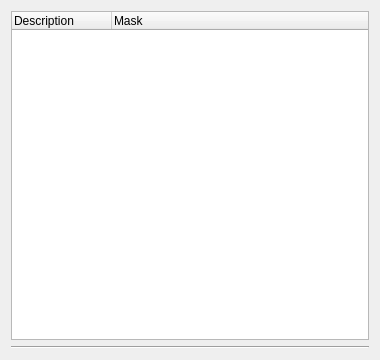
Qt form src/UnitManager_Tabs/AssociationsDialog.ui (TeamKami/KamiCmd) before a commit.
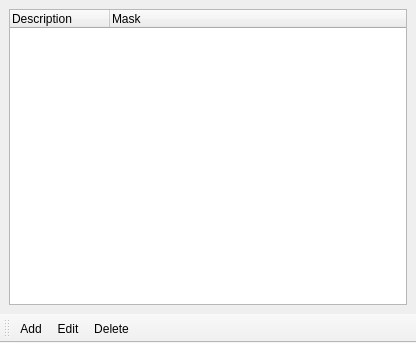
The same form after that commit.

Commit message: [-] Fixed rather old and very annoying bug with focus after closing tab [+] AssociationsDialog and ActionsDialog actions are added to ui and cleaned up [*] AssociationsDialog migrated to QMainWindow [+] Added actions for UnitManager_Tabs for switching tabs forward/backward [+] ActionsManager::UnregisterActions

```diff
--- a/src/UnitManager_Tabs/AssociationsDialog.ui
+++ b/src/UnitManager_Tabs/AssociationsDialog.ui
@@ -1,18 +1,19 @@
 <ui version="4.0" >
  <class>AssociationsDialogClass</class>
- <widget class="QDialog" name="AssociationsDialogClass" >
-  <property name="geometry" >
+ <widget class="QMainWindow" name="AssociationsDialogClass">
+  <property name="geometry">
    <rect>
     <x>0</x>
     <y>0</y>
-    <width>380</width>
-    <height>360</height>
+    <width>416</width>
+    <height>343</height>
    </rect>
   </property>
   <property name="windowTitle" >
    <string>File Associations</string>
   </property>
-  <layout class="QVBoxLayout" name="verticalLayout" >
+  <widget class="QWidget" name="centralwidget">
+   <layout class="QVBoxLayout" name="verticalLayout">
    <item>
     <widget class="QTreeWidget" name="treeWidget" >
      <property name="selectionMode" >
@@ -45,16 +46,74 @@
      </column>
     </widget>
    </item>
-   <item>
-    <widget class="Line" name="line" >
-     <property name="orientation" >
-      <enum>Qt::Horizontal</enum>
-     </property>
-    </widget>
-   </item>
-  </layout>
- </widget>
- <layoutdefault spacing="6" margin="11" />
+   </layout>
+  </widget>
+  <widget class="QMenuBar" name="menubar">
+   <property name="geometry">
+    <rect>
+     <x>0</x>
+     <y>0</y>
+     <width>416</width>
+     <height>21</height>
+    </rect>
+   </property>
+  </widget>
+  <widget class="QToolBar" name="toolBar">
+   <property name="windowTitle">
+    <string>toolBar</string>
+   </property>
+   <attribute name="toolBarArea">
+    <enum>BottomToolBarArea</enum>
+   </attribute>
+   <attribute name="toolBarBreak">
+    <bool>false</bool>
+   </attribute>
+   <addaction name="actionAdd"/>
+   <addaction name="actionEdit"/>
+   <addaction name="actionDelete"/>
+  </widget>
+  <action name="actionAdd">
+   <property name="text">
+    <string>Add</string>
+   </property>
+   <property name="toolTip">
+    <string>Add new association groupt (Ins, Shift+F4)</string>
+   </property>
+   <property name="shortcut">
+    <string>Ins</string>
+   </property>
+  </action>
+  <action name="actionEdit">
+   <property name="text">
+    <string>Edit</string>
+   </property>
+   <property name="toolTip">
+    <string>Edit selected association group (Enter, F4)</string>
+   </property>
+   <property name="shortcut">
+    <string>Return</string>
+   </property>
+  </action>
+  <action name="actionDelete">
+   <property name="text">
+    <string>Delete</string>
+   </property>
+   <property name="toolTip">
+    <string>Delete selected association group (Del, F8)</string>
+   </property>
+   <property name="shortcut">
+    <string>Del</string>
+   </property>
+  </action>
+  <action name="actionClose">
+   <property name="text">
+    <string>Close</string>
+   </property>
+   <property name="shortcut">
+    <string>Esc</string>
+   </property>
+  </action>
+ </widget>
  <resources/>
  <connections/>
 </ui>
```
Left out of the diff: 23 changed lines with no effect on the pictures. Lines whose indentation alone changed are shown as unchanged. The commit also changes 18 other files.
